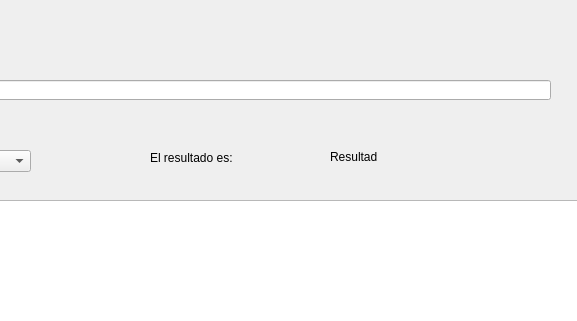
Old version of the form MainForm.ui in the repository nevermade/DiabeticRetinopathy; both pictures show x 300 to 877 and y 0 to 321 of the 1076 by 965 pixel window.
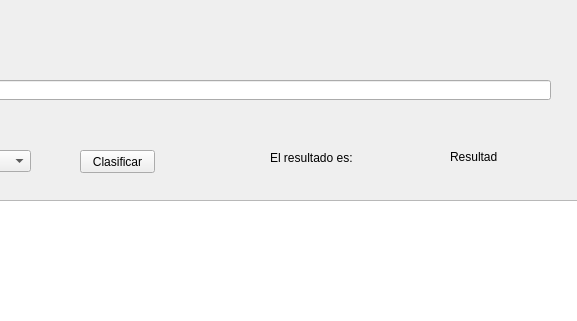
New version of the form.

What changed in the file:
```diff
--- a/MainForm.ui
+++ b/MainForm.ui
@@ -108,7 +108,7 @@
   <widget class="QLabel" name="label_3">
    <property name="geometry">
     <rect>
-     <x>450</x>
+     <x>570</x>
      <y>150</y>
      <width>91</width>
      <height>16</height>
@@ -121,7 +121,7 @@
   <widget class="QLabel" name="txtResult">
    <property name="geometry">
     <rect>
-     <x>630</x>
+     <x>750</x>
      <y>150</y>
      <width>47</width>
      <height>13</height>
@@ -131,6 +131,19 @@
     <string>Resultado</string>
    </property>
   </widget>
+  <widget class="QPushButton" name="btnClassify">
+   <property name="geometry">
+    <rect>
+     <x>380</x>
+     <y>150</y>
+     <width>75</width>
+     <height>23</height>
+    </rect>
+   </property>
+   <property name="text">
+    <string>Clasificar</string>
+   </property>
+  </widget>
  </widget>
  <resources/>
  <connections>
```
Left out of the diff: 19 changed lines with no effect on the pictures.
